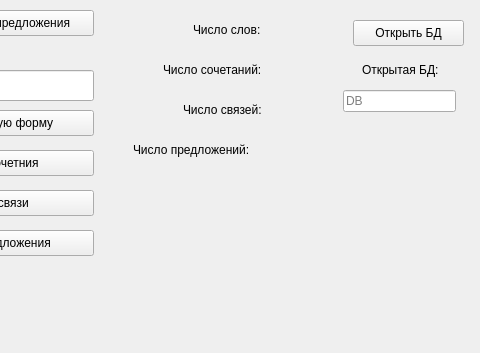
Before: the Qt Designer form uis/app.ui in Holodome/ling, drawn with Qt 5; both pictures show x 137 to 617 and y 0 to 353 of the 617 by 447 pixel window.
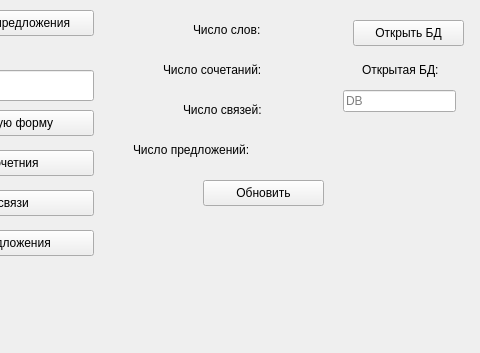
After: the same form once the commit is applied.

The edit to the form file:
```diff
--- a/uis/app.ui
+++ b/uis/app.ui
@@ -253,6 +253,19 @@
     <string>DB </string>
    </property>
   </widget>
+  <widget class="QPushButton" name="update_btn">
+   <property name="geometry">
+    <rect>
+     <x>340</x>
+     <y>180</y>
+     <width>121</width>
+     <height>26</height>
+    </rect>
+   </property>
+   <property name="text">
+    <string>Обновить</string>
+   </property>
+  </widget>
  </widget>
  <resources/>
  <connections/>
```
